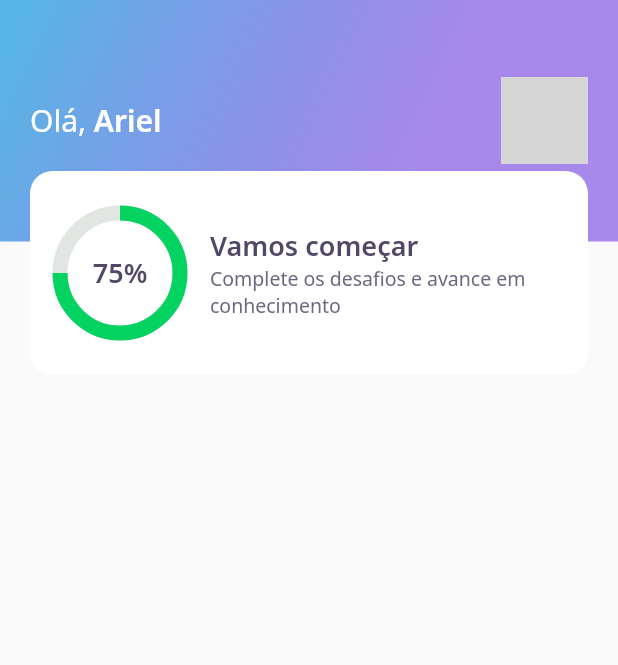
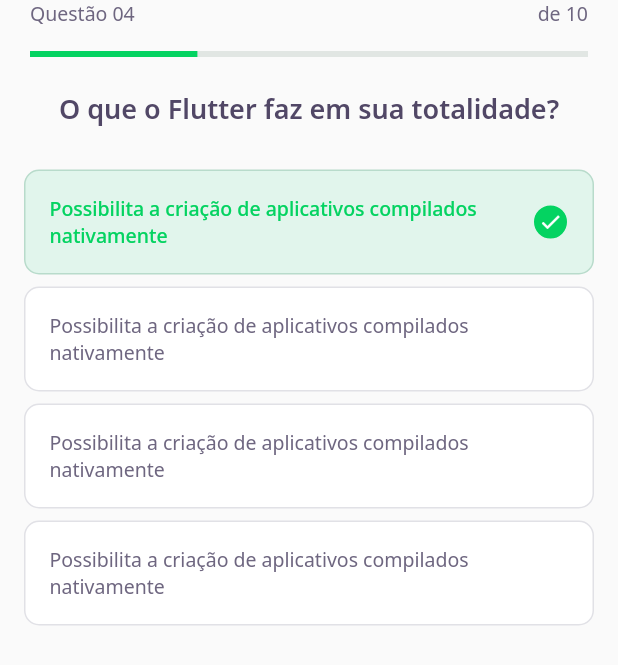
Before and after one commit to arielribeiror/nlw-5-devquiz, a Flutter app: the screen it shows after launch, on a phone screen of 412 x 824 dp. Shown: the top 665 px of the screen. Run offline on Flutter 3.47's test engine with Material 2 defaults, Android fonts, the phone set to English and light mode, and no system bars; our stand-ins replace google_fonts; grey boxes are pictures that could not be loaded.

Commit message:
home layout completed and challenges page partial implements

```diff
--- /dev/null
+++ b/lib/challenge/challenge_page.dart
@@ -0,0 +1,26 @@
+import 'package:devquiz/challenge/widgets/question_indicator/question_indicator_widget.dart';
+import 'package:devquiz/challenge/widgets/quiz/quiz_widget.dart';
+import 'package:flutter/material.dart';
+
+class ChallengePage extends StatefulWidget {
+  @override
+  _ChallengePageState createState() => _ChallengePageState();
+}
+
+class _ChallengePageState extends State<ChallengePage> {
+  @override
+  Widget build(BuildContext context) {
+    return Scaffold(
+      appBar: PreferredSize(
+        preferredSize: Size.fromHeight(60),
+        child: SafeArea(
+          top: true,
+          child: QuestionIndicatorWidget(),
+        ),
+      ),
+      body: QuizWidget(
+        title: "O que o Flutter faz em sua totalidade?",
+      ),
+    );
+  }
+}
--- /dev/null
+++ b/lib/challenge/widgets/awnser/awnser_widget.dart
@@ -0,0 +1,84 @@
+import 'package:devquiz/core/app_colors.dart';
+import 'package:devquiz/core/app_text_styles.dart';
+import 'package:flutter/material.dart';
+
+class AwnserWidget extends StatelessWidget {
+  final String title;
+  final bool isRight;
+  final bool isSelected;
+
+  const AwnserWidget({
+    Key? key,
+    required this.title,
+    this.isRight = false,
+    this.isSelected = false,
+  }) : super(key: key);
+
+  Color get _selectedColorRight =>
+      isRight ? AppColors.darkGreen : AppColors.darkRed;
+
+  Color get _selectedBorderRight =>
+      isRight ? AppColors.lightGreen : AppColors.lightRed;
+
+  Color get _selectedColorCardRight =>
+      isRight ? AppColors.lightGreen : AppColors.lightRed;
+
+  Color get _selectedBorderCardRight =>
+      isRight ? AppColors.green : AppColors.red;
+
+  TextStyle get _selectedTextStyleRight =>
+      isRight ? AppTextStyles.bodyDarkGreen : AppTextStyles.bodyDarkRed;
+
+  IconData get _selectedIconRight => isRight ? Icons.check : Icons.close;
+
+  @override
+  Widget build(BuildContext context) {
+    return Padding(
+      padding: const EdgeInsets.symmetric(horizontal: 16, vertical: 4),
+      child: Container(
+        padding: EdgeInsets.all(16),
+        decoration: BoxDecoration(
+          color: isSelected ? _selectedColorCardRight : AppColors.white,
+          borderRadius: BorderRadius.circular(10),
+          border: Border.fromBorderSide(
+            BorderSide(
+                color:
+                    isSelected ? _selectedBorderCardRight : AppColors.border),
+          ),
+        ),
+        child: Row(
+          mainAxisAlignment: MainAxisAlignment.spaceBetween,
+          children: [
+            Expanded(
+              child: Text(
+                title,
+                style:
+                    isSelected ? _selectedTextStyleRight : AppTextStyles.body,
+              ),
+            ),
+            Container(
+              width: 24,
+              height: 24,
+              decoration: BoxDecoration(
+                color: isSelected ? _selectedColorRight : AppColors.white,
+                borderRadius: BorderRadius.circular(500),
+                border: Border.fromBorderSide(
+                  BorderSide(
+                      color:
+                          isSelected ? _selectedBorderRight : AppColors.white),
+                ),
+              ),
+              child: isSelected
+                  ? Icon(
+                      _selectedIconRight,
+                      size: 16,
+                      color: Colors.white,
+                    )
+                  : null,
+            )
+          ],
+        ),
+      ),
+    );
+  }
+}
--- /dev/null
+++ b/lib/challenge/widgets/question_indicator/question_indicator_widget.dart
@@ -0,0 +1,35 @@
+import 'package:devquiz/core/app_text_styles.dart';
+import 'package:devquiz/shared/widgets/progress_indicator/progress_indicator_widget.dart';
+import 'package:flutter/material.dart';
+
+class QuestionIndicatorWidget extends StatelessWidget {
+  @override
+  Widget build(BuildContext context) {
+    return Container(
+      padding: const EdgeInsets.symmetric(horizontal: 20),
+      child: Column(
+        children: [
+          Row(
+            mainAxisAlignment: MainAxisAlignment.spaceBetween,
+            children: [
+              Text(
+                "Questão 04",
+                style: AppTextStyles.body,
+              ),
+              Text(
+                "de 10",
+                style: AppTextStyles.body,
+              )
+            ],
+          ),
+          SizedBox(
+            height: 16,
+          ),
+          ProgressIndicatorWidget(
+            value: 0.7,
+          )
+        ],
+      ),
+    );
+  }
+}
--- /dev/null
+++ b/lib/challenge/widgets/quiz/quiz_widget.dart
@@ -0,0 +1,42 @@
+import 'package:devquiz/challenge/widgets/awnser/awnser_widget.dart';
+import 'package:devquiz/core/app_text_styles.dart';
+import 'package:flutter/material.dart';
+
+class QuizWidget extends StatelessWidget {
+  final String title;
+  const QuizWidget({
+    Key? key,
+    required this.title,
+  }) : super(key: key);
+
+  @override
+  Widget build(BuildContext context) {
+    return Container(
+      child: Column(
+        children: [
+          Text(
+            title,
+            style: AppTextStyles.heading,
+          ),
+          SizedBox(
+            height: 24,
+          ),
+          AwnserWidget(
+              isRight: true,
+              isSelected: true,
+              title:
+                  "Possibilita a criação de aplicativos compilados nativamente"),
+          AwnserWidget(
+              title:
+                  "Possibilita a criação de aplicativos compilados nativamente"),
+          AwnserWidget(
+              title:
+                  "Possibilita a criação de aplicativos compilados nativamente"),
+          AwnserWidget(
+              title:
+                  "Possibilita a criação de aplicativos compilados nativamente")
+        ],
+      ),
+    );
+  }
+}
--- a/lib/core/app_widget.dart
+++ b/lib/core/app_widget.dart
@@ -1,4 +1,4 @@
-import 'package:devquiz/home/home_page.dart';
+import 'package:devquiz/challenge/challenge_page.dart';
 import 'package:flutter/material.dart';
 
 class AppWidget extends StatelessWidget {
@@ -6,7 +6,7 @@ class AppWidget extends StatelessWidget {
   Widget build(BuildContext context) {
     return MaterialApp(
       title: "DevQuiz",
-      home: HomePage(),
+      home: ChallengePage(),
     );
   }
 }
--- a/lib/home/widgets/app_bar/app_bar_widget.dart
+++ b/lib/home/widgets/app_bar/app_bar_widget.dart
@@ -38,9 +38,9 @@ class AppBarWidget extends PreferredSize {
                     ],
                   ),
                 ),
-                  Align(
-                      alignment: Alignment(0.0, 1.0), child: ScoreCardWidget())
+                Align(alignment: Alignment(0.0, 1.0), child: ScoreCardWidget())
               ],
             ),
-            ));
+          ),
+        );
 }
--- a/lib/home/widgets/score_card/score_card_widget.dart
+++ b/lib/home/widgets/score_card/score_card_widget.dart
@@ -16,7 +16,7 @@ class ScoreCardWidget extends StatelessWidget {
           crossAxisAlignment: CrossAxisAlignment.center,
           children: [
             Padding(
-              padding: const EdgeInsets.symmetric(horizontal: 20),
+              padding: const EdgeInsets.symmetric(horizontal: 24),
               child: Expanded(flex: 1, child: ChartWidget()),
             ),
             Expanded(
@@ -34,7 +34,8 @@ class ScoreCardWidget extends StatelessWidget {
                     style: AppTextStyles.body,
                   ),
                 ],
-                ))
+              ),
+            )
           ],
         ),
       ),
--- /dev/null
+++ b/lib/shared/widgets/progress_indicator/progress_indicator_widget.dart
@@ -0,0 +1,19 @@
+import 'package:devquiz/core/app_colors.dart';
+import 'package:flutter/material.dart';
+
+class ProgressIndicatorWidget extends StatelessWidget {
+  final double value;
+  const ProgressIndicatorWidget({
+    Key? key,
+    required this.value,
+  }) : super(key: key);
+
+  @override
+  Widget build(BuildContext context) {
+    return LinearProgressIndicator(
+      value: 0.3,
+      backgroundColor: AppColors.chartSecondary,
+      valueColor: AlwaysStoppedAnimation<Color>(AppColors.chartPrimary),
+    );
+  }
+}
```
Also changed, not shown: lib/home/home_page.dart (+44 -0 lines), lib/home/widgets/level_button/level_button_widget.dart (added, +54 -0 lines), lib/home/widgets/quiz_card/quiz_card_widget.dart (added, +58 -0 lines). Lines whose indentation alone changed are shown as unchanged.
